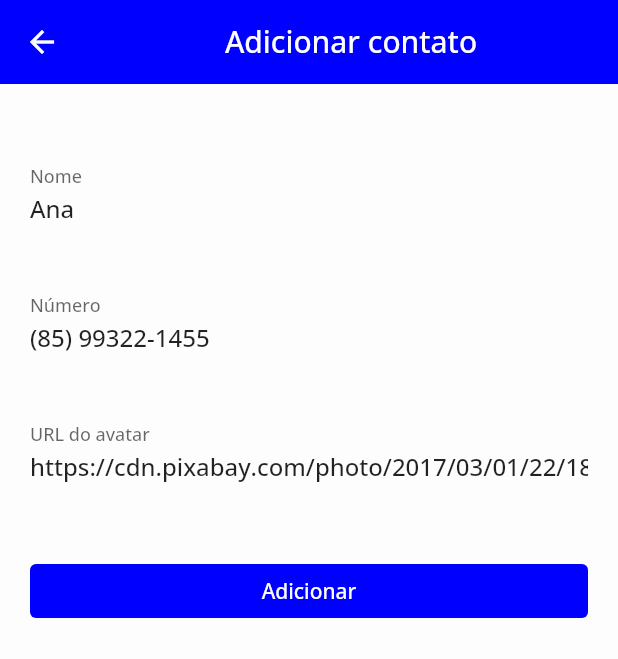
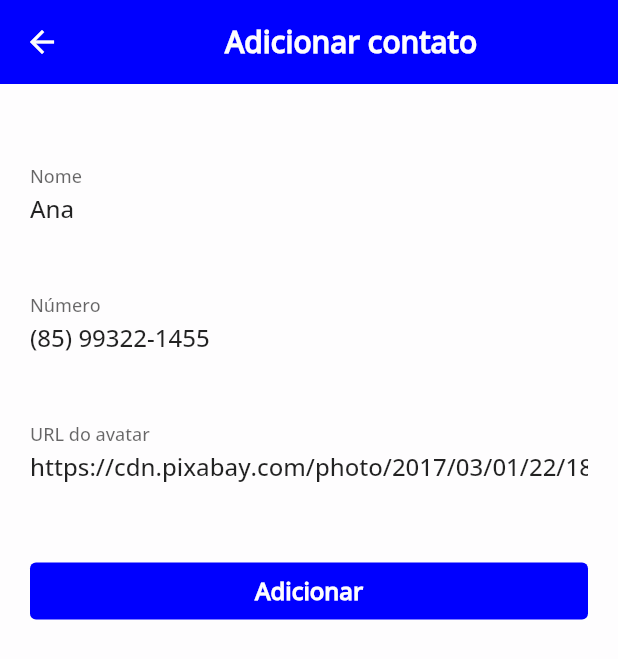
Before and after one commit to LeoneRSantos/App-agenda-telefonica, a Flutter app: the screen it shows after launch, after a tap on the "edit" icon, on a phone screen of 412 x 824 dp. Shown: the top 659 px of the screen. Run offline on Flutter 3.47's test engine with Material 2 defaults, Android fonts, the phone set to English and light mode, and no system bars; our stand-ins replace bloc, flutter_bloc; network calls fail.

Commit message:
Formulario: modificação no texto da AppBar e do  Botão de adicionar

```diff
--- a/contatos/lib/views/formulario.dart
+++ b/contatos/lib/views/formulario.dart
@@ -43,6 +43,9 @@ class _FormularioState extends State<Formulario> {
           child: Text(
             'Adicionar contato',
             textAlign: TextAlign.center,
+            style: TextStyle(
+              fontWeight: FontWeight.bold,
+            ),
           ),
         ),
       ),
@@ -126,7 +129,13 @@ class _FormularioState extends State<Formulario> {
                     },
                     child: const Padding(
                       padding: EdgeInsets.all(8.0),
-                      child: Text('Adicionar'),
+                      child: Text(
+                        'Adicionar',
+                        style: TextStyle(
+                          fontWeight: FontWeight.bold,
+                          fontSize: 16.0,
+                        ),
+                      ),
                     ),
                   ),
                 ),
```
